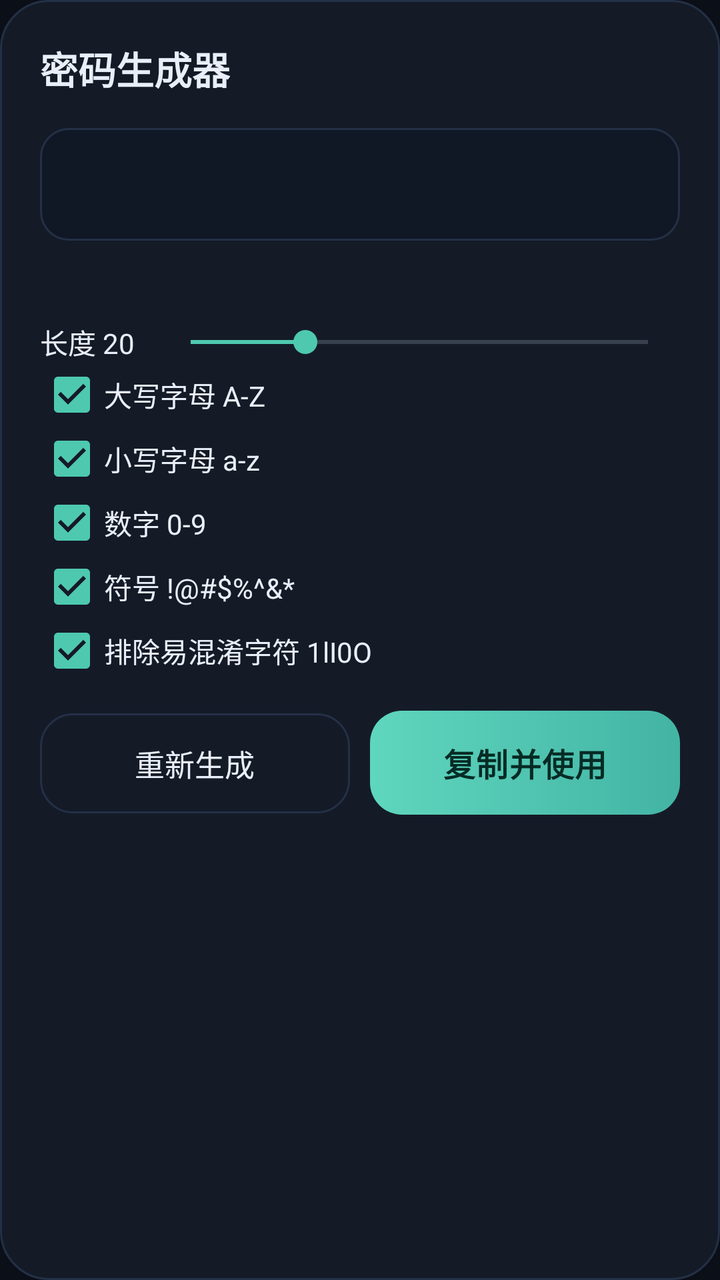
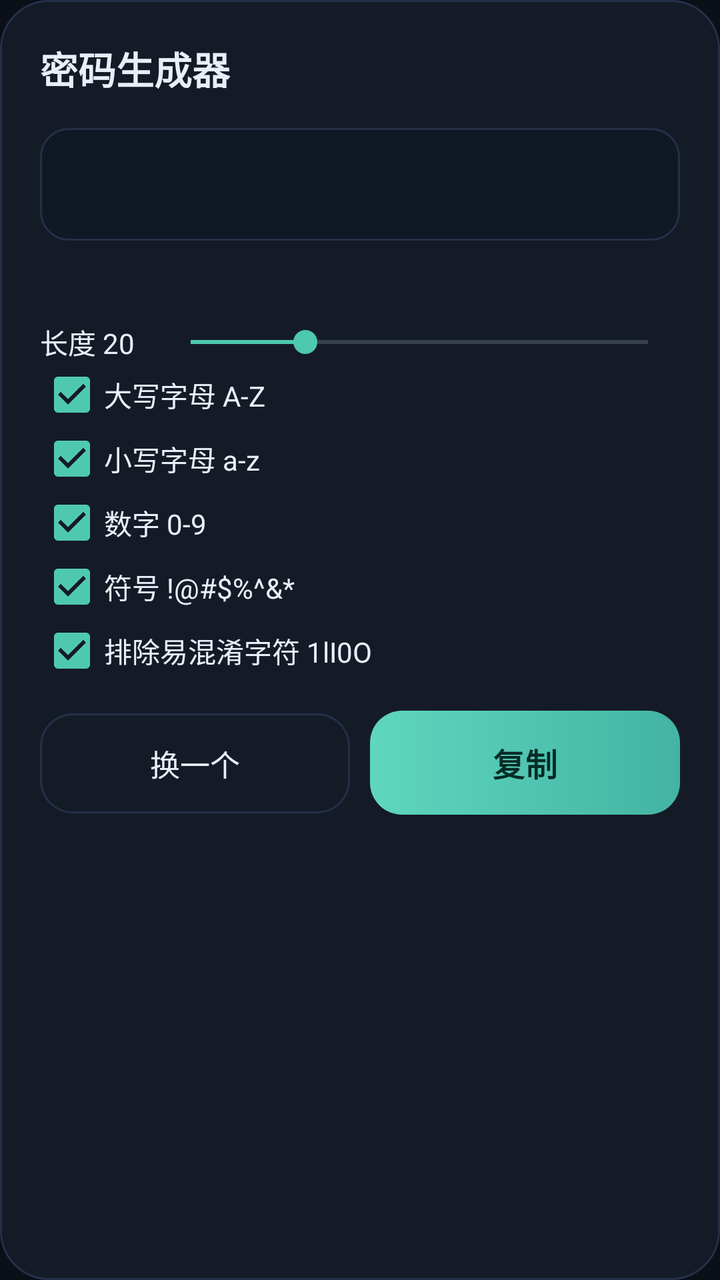

The first picture is an Android layout as it rendered before a commit; the second is the same layout after the commit. The layout source and the unified diff follow.
<!-- AndroidManifest.xml: application theme AppTheme -->
<!-- res/layout/dialog_generator.xml -->
<?xml version="1.0" encoding="utf-8"?>
<ScrollView xmlns:android="http://schemas.android.com/apk/res/android"
    android:layout_width="match_parent"
    android:layout_height="wrap_content"
    android:background="@drawable/dialog_bg"
    android:paddingLeft="20dp"
    android:paddingTop="20dp"
    android:paddingRight="20dp"
    android:paddingBottom="16dp"
    android:scrollbars="none">

    <LinearLayout
        android:layout_width="match_parent"
        android:layout_height="wrap_content"
        android:orientation="vertical">

        <TextView
            android:layout_width="wrap_content"
            android:layout_height="wrap_content"
            android:text="密码生成器"
            android:textColor="@color/text"
            android:textSize="19sp"
            android:textStyle="bold" />

        <TextView
            android:id="@+id/genPassword"
            android:layout_width="match_parent"
            android:layout_height="wrap_content"
            android:layout_marginTop="16dp"
            android:background="@drawable/input_bg"
            android:fontFamily="monospace"
            android:padding="16dp"
            android:textColor="@color/accent"
            android:textIsSelectable="true"
            android:textSize="18sp" />

        <TextView
            android:id="@+id/genStrength"
            android:layout_width="match_parent"
            android:layout_height="wrap_content"
            android:layout_marginTop="8dp"
            android:textColor="@color/text_dim"
            android:textSize="12sp" />

        <LinearLayout
            android:layout_width="match_parent"
            android:layout_height="wrap_content"
            android:layout_marginTop="16dp"
            android:gravity="center_vertical"
            android:orientation="horizontal">

            <TextView
                android:id="@+id/genLengthLabel"
                android:layout_width="wrap_content"
                android:layout_height="wrap_content"
                android:text="长度 20"
                android:textColor="@color/text"
                android:textSize="14sp" />

            <SeekBar
                android:id="@+id/genLength"
                android:layout_width="0dp"
                android:layout_height="wrap_content"
                android:layout_weight="1"
                android:layout_marginLeft="12dp"
                android:max="48"
                android:progress="12" />
        </LinearLayout>

        <CheckBox
            android:id="@+id/cbUpper"
            android:layout_width="match_parent"
            android:layout_height="wrap_content"
            android:buttonTint="@color/accent"
            android:checked="true"
            android:text="大写字母 A-Z"
            android:textColor="@color/text" />

        <CheckBox
            android:id="@+id/cbLower"
            android:layout_width="match_parent"
            android:layout_height="wrap_content"
            android:buttonTint="@color/accent"
            android:checked="true"
            android:text="小写字母 a-z"
            android:textColor="@color/text" />

        <CheckBox
            android:id="@+id/cbDigits"
            android:layout_width="match_parent"
            android:layout_height="wrap_content"
            android:buttonTint="@color/accent"
            android:checked="true"
            android:text="数字 0-9"
            android:textColor="@color/text" />

        <CheckBox
            android:id="@+id/cbSymbols"
            android:layout_width="match_parent"
            android:layout_height="wrap_content"
            android:buttonTint="@color/accent"
            android:checked="true"
            android:text="符号 !@#$%^&amp;*"
            android:textColor="@color/text" />

        <CheckBox
            android:id="@+id/cbAmbiguous"
            android:layout_width="match_parent"
            android:layout_height="wrap_content"
            android:buttonTint="@color/accent"
            android:checked="true"
            android:text="排除易混淆字符 1lI0O"
            android:textColor="@color/text" />

        <LinearLayout
            android:layout_width="match_parent"
            android:layout_height="wrap_content"
            android:layout_marginTop="14dp"
            android:orientation="horizontal">

            <Button
                android:id="@+id/btnRegen"
                style="@style/GhostButton"
                android:layout_width="0dp"
                android:layout_height="wrap_content"
                android:layout_weight="1"
                android:text="重新生成" />

            <Button
                android:id="@+id/btnCopyGen"
                style="@style/PrimaryButton"
                android:layout_width="0dp"
                android:layout_height="wrap_content"
                android:layout_marginLeft="10dp"
                android:layout_weight="1"
                android:text="复制并使用" />
        </LinearLayout>
    </LinearLayout>
</ScrollView>
<!-- resources referenced by this layout -->
<resources>
  <color name="accent">#4EC9B0</color>
  <color name="text">#E9EEF8</color>
  <color name="text_dim">#8C97AC</color>
  <!-- drawable dialog_bg (drawable) -->
  <?xml version="1.0" encoding="utf-8"?>
  <shape xmlns:android="http://schemas.android.com/apk/res/android">
      <solid android:color="@color/surface" />
      <corners android:radius="24dp" />
      <stroke android:width="1dp" android:color="@color/stroke" />
  </shape>
  <!-- drawable input_bg (drawable) -->
  <?xml version="1.0" encoding="utf-8"?>
  <shape xmlns:android="http://schemas.android.com/apk/res/android">
      <solid android:color="#101725" />
      <corners android:radius="14dp" />
      <stroke android:width="1dp" android:color="@color/stroke" />
  </shape>
  <style name="GhostButton">
          <item name="android:background">@drawable/btn_ghost</item>
          <item name="android:textColor">@color/text</item>
          <item name="android:textSize">15sp</item>
          <item name="android:minHeight">50dp</item>
          <item name="android:stateListAnimator">@null</item>
      </style>
  <style name="PrimaryButton">
          <item name="android:background">@drawable/btn_primary</item>
          <item name="android:textColor">#062B25</item>
          <item name="android:textSize">16sp</item>
          <item name="android:textStyle">bold</item>
          <item name="android:minHeight">52dp</item>
          <item name="android:stateListAnimator">@null</item>
          <item name="android:letterSpacing">0.03</item>
      </style>
  <style name="AppTheme" parent="@android:style/Theme.Material.NoActionBar">
          <item name="android:windowBackground">@color/bg</item>
          <item name="android:colorAccent">@color/accent</item>
          <item name="android:colorPrimary">@color/bg</item>
          <item name="android:colorPrimaryDark">@color/bg</item>
          <item name="android:colorControlNormal">@color/text_dim</item>
          <item name="android:statusBarColor">@color/bg</item>
          <item name="android:navigationBarColor">@color/bg</item>
          <item name="android:textColorPrimary">@color/text</item>
          <item name="android:textColorSecondary">@color/text_dim</item>
          <item name="android:textColorHint">@color/text_faint</item>
          <item name="android:windowLightStatusBar">false</item>
          <item name="android:windowNoTitle">true</item>
          <item name="android:fontFamily">sans-serif</item>
      </style>
  <color name="surface">#141B27</color>
  <color name="stroke">#243047</color>
  <!-- drawable btn_ghost (drawable) -->
  <?xml version="1.0" encoding="utf-8"?>
  <selector xmlns:android="http://schemas.android.com/apk/res/android">
      <item android:state_pressed="true">
          <shape>
              <solid android:color="#1A2433" />
              <corners android:radius="16dp" />
              <stroke android:width="1dp" android:color="@color/accent_dark" />
          </shape>
      </item>
      <item>
          <shape>
              <solid android:color="#00000000" />
              <corners android:radius="16dp" />
              <stroke android:width="1dp" android:color="@color/stroke" />
          </shape>
      </item>
  </selector>
  <!-- drawable btn_primary (drawable) -->
  <?xml version="1.0" encoding="utf-8"?>
  <shape xmlns:android="http://schemas.android.com/apk/res/android">
      <gradient
          android:angle="0"
          android:startColor="#5FD6BE"
          android:endColor="#43B4A4" />
      <corners android:radius="16dp" />
  </shape>
  <color name="bg">#0B0F17</color>
  <color name="text_faint">#5E6A7E</color>
  <color name="accent_dark">#2F8E7C</color>
</resources>

<!-- the commit's change to res/layout/dialog_generator.xml (unified diff, before → after) -->
@@ -124,7 +124,7 @@
                 android:layout_width="0dp"
                 android:layout_height="wrap_content"
                 android:layout_weight="1"
-                android:text="重新生成" />
+                android:text="换一个" />
 
             <Button
                 android:id="@+id/btnCopyGen"
@@ -133,7 +133,7 @@
                 android:layout_height="wrap_content"
                 android:layout_marginLeft="10dp"
                 android:layout_weight="1"
-                android:text="复制并使用" />
+                android:text="复制" />
         </LinearLayout>
     </LinearLayout>
 </ScrollView>
